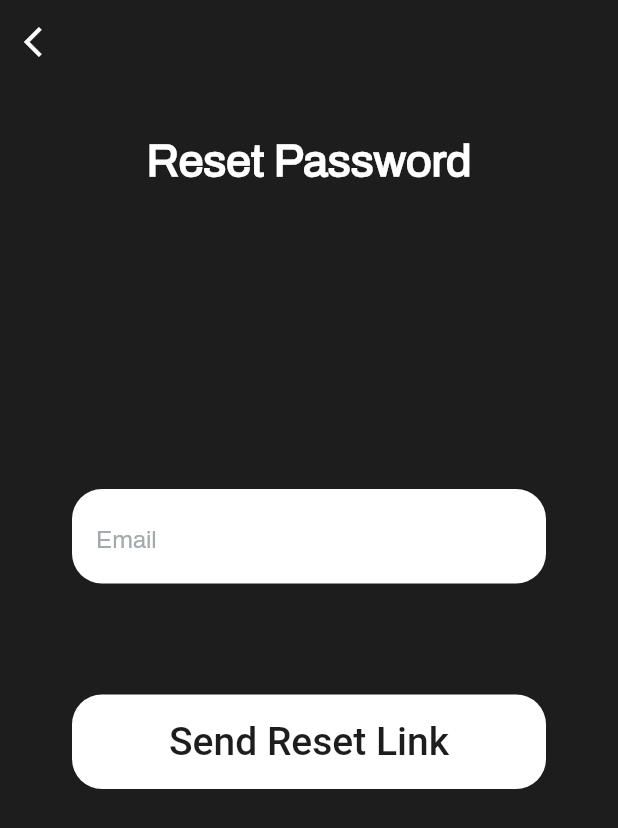
After one commit to lucashlz/AREA, a Flutter app: the screen it shows after launch, after a tap on "Forgot Password?", on a phone screen of 412 x 824 dp. The commit adds this screen. Shown: the top 828 px of the screen. Run offline on Flutter 3.47's test engine with Material 2 defaults, Android fonts, the phone set to English and light mode, and no system bars; our stand-ins replace shared_preferences, webview_flutter; missing offline and left inert: flutter_web_browser; network calls fail.

Commit message:
[ADD] reset password and google oauth

```diff
--- a/front/mobileapp/lib/screens/login_screen.dart
+++ b/front/mobileapp/lib/screens/login_screen.dart
@@ -1,8 +1,11 @@
 import 'package:flutter/material.dart';
 import 'package:http/http.dart' as http;
 import 'dart:convert';
+import 'dart:async';
+import 'package:webview_flutter/webview_flutter.dart';
 import '../main_container.dart';
 import 'register_screen.dart';
+import 'reset_password_screen.dart';
 import '../components/my_button.dart';
 import '../components/my_input.dart';
 import 'package:shared_preferences/shared_preferences.dart';
@@ -23,6 +26,13 @@ void navigateToHome() {
   Navigator.pushReplacement(
     context,
     MaterialPageRoute(builder: (context) => const MainContainer()),
+  );
+}
+
+void continueWithGoogle() {
+  Navigator.push(
+    context,
+    MaterialPageRoute(builder: (context) => const LoginWebView()),
   );
 }
 
@@ -101,8 +111,28 @@ Future<void> login() async {
           obscureText: true,
           controller: passwordController,
         ),
-        const SizedBox(height: 20),
-
+        const SizedBox(height: 12),
+      Align(
+                  alignment: Alignment.centerRight,
+                  child: GestureDetector(
+                    onTap: () {
+                      Navigator.push(
+                        context,
+                        MaterialPageRoute(builder: (context) => const ResetPasswordScreen()),
+                      );
+                    },
+                    child: const Padding(
+                      padding: EdgeInsets.only(right: 23.0),
+                      child: Text(
+                        "Forgot Password?",
+                        style: TextStyle(
+                          color: Colors.white,
+                          fontSize: 18,
+                        ),
+                      ),
+                    ),
+                  ),
+      ),
     if (errorMessage != null)
       Text(
         errorMessage!,
@@ -113,6 +143,7 @@ Future<void> login() async {
       padding: const EdgeInsets.only(top: 24),
       child: MyButton(onPressed: login, fontSize: 30,),
     ),
+    const SizedBox(height: 20),
     RichText(
   textAlign: TextAlign.center,
   text: TextSpan(
@@ -145,6 +176,25 @@ Future<void> login() async {
     ],
   ),
 ),
+const SizedBox(height: 20),
+const Text(
+  "Or continue with",
+  textAlign: TextAlign.center,
+  style: TextStyle(
+    color: Color(0xFF8E949A),
+    fontSize: 18,
+  ),
+),
+const SizedBox(height: 20),
+GestureDetector(
+  onTap: continueWithGoogle,
+  child: Center(
+    child: Image.asset(
+      'assets/logo_google.png',
+      width: 50,
+    ),
+  ),
+),
   ],
 ),
           ],
@@ -153,3 +203,36 @@ Future<void> login() async {
     );
   }
 }
+
+class LoginWebView extends StatefulWidget {
+  const LoginWebView({Key? key}) : super(key: key);
+
+  @override
+  LoginWebViewState createState() => LoginWebViewState();
+}
+
+class LoginWebViewState extends State<LoginWebView> {
+  final String url = "http://10.0.2.2:8080/auth/google";
+
+  @override
+  Widget build(BuildContext context) {
+    return Scaffold(
+      appBar: AppBar(
+        title: const Text('Login with Google'),
+      ),
+      body: WebView(
+        initialUrl: url,
+        navigationDelegate: (NavigationRequest request) {
+          if (request.url.startsWith('http://10.0.2.2:8080/auth/google')) {
+
+            Navigator.of(context).pop();
+            return NavigationDecision.prevent;
+          }
+
+          return NavigationDecision.navigate;
+        },
+        javascriptMode: JavascriptMode.unrestricted,
+      ),
+    );
+  }
+}
--- /dev/null
+++ b/front/mobileapp/lib/screens/reset_password_screen.dart
@@ -0,0 +1,105 @@
+import 'package:flutter/material.dart';
+import 'package:http/http.dart' as http;
+import 'dart:convert';
+import '../components/my_input.dart';
+import '../components/my_button.dart';
+import 'login_screen.dart';
+
+class ResetPasswordScreen extends StatefulWidget {
+  const ResetPasswordScreen({Key? key}) : super(key: key);
+
+  @override
+  ResetPasswordScreenState createState() => ResetPasswordScreenState();
+}
+
+class ResetPasswordScreenState extends State<ResetPasswordScreen> {
+  final TextEditingController emailController = TextEditingController();
+  String? errorMessage;
+
+  void navigateToLogin() {
+    Navigator.pushReplacement(
+      context,
+      MaterialPageRoute(builder: (context) => const LoginScreen()),
+    );
+  }
+
+  Future<void> resetPassword() async {
+    const String url = 'http://10.0.2.2:8080/reset/request-password-reset';
+    final response = await http.post(
+      Uri.parse(url),
+      headers: {
+        'Content-Type': 'application/json',
+      },
+      body: json.encode({
+        "email": emailController.text,
+      }),
+    );
+
+    if (response.statusCode == 200) {
+      setState(() {
+        errorMessage = 'Reset link email sent. Please check your email.';
+      });
+    } else {
+      final Map<String, dynamic> data = json.decode(response.body);
+      setState(() {
+        errorMessage = data['message'];
+      });
+    }
+  }
+
+  @override
+  Widget build(BuildContext context) {
+    return Scaffold(
+      backgroundColor: const Color(0xFF1D1D1D),
+      appBar: AppBar(
+        backgroundColor: Colors.transparent,
+        elevation: 0,
+        leading: IconButton(
+          icon: const Icon(Icons.arrow_back_ios, color: Colors.white),
+          onPressed: navigateToLogin,
+        ),
+      ),
+      body: Padding(
+        padding: const EdgeInsets.all(16.0),
+        child: ListView(
+          children: [
+            const SizedBox(height: 10),
+            Column(
+              mainAxisAlignment: MainAxisAlignment.start,
+              children: [
+                const Align(
+                  alignment: Alignment.center,
+                  child: Text(
+                    "Reset Password",
+                    style: TextStyle(
+                      color: Colors.white,
+                      fontSize: 30.0,
+                      fontWeight: FontWeight.w800,
+                      fontFamily: 'Archivo',
+                      height: 1.465,
+                    ),
+                  ),
+                ),
+                const SizedBox(height: 200),
+                MyInput(
+                  hint: "Email",
+                  controller: emailController,
+                ),
+                if (errorMessage != null)
+                  Text(
+                    errorMessage!,
+                    style: const TextStyle(color: Colors.red),
+                  ),
+                const SizedBox(height: 50),
+                Padding(
+                  padding: const EdgeInsets.only(top: 24),
+                  child: MyButton(onPressed: resetPassword, label: 'Send Reset Link', fontSize: 26,),
+                ),
+              ],
+            ),
+          ],
+        ),
+      ),
+    );
+  }
+}
--- a/front/mobileapp/pubspec.yaml
+++ b/front/mobileapp/pubspec.yaml
@@ -32,6 +32,8 @@ dependencies:
     sdk: flutter
   http: ^0.13.3
   shared_preferences: ^2.2.1
+  url_launcher: ^6.1.14
+  webview_flutter: ^3.0.0
 
 
   # The following adds the Cupertino Icons font to your application.
```
Also changed, not shown: front/mobileapp/lib/services/service.dart (+1 -12 lines), front/mobileapp/assets/logo_google.png (added), front/mobileapp/pubspec.lock, 5 other files. Lines whose indentation alone changed are shown as unchanged.
